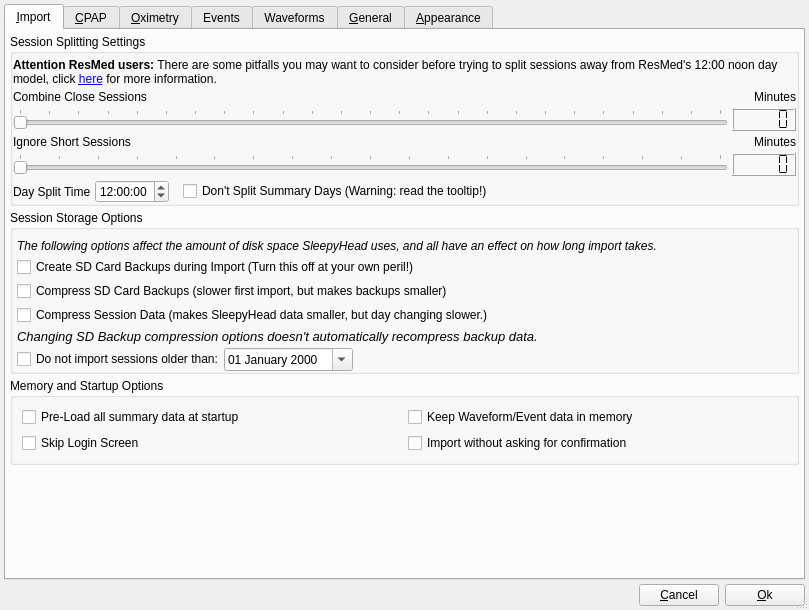
This is sleepyhead/preferencesdialog.ui in sbonaime/sleepyhead-code. as Qt 5 draws it before an edit. The edited form follows.
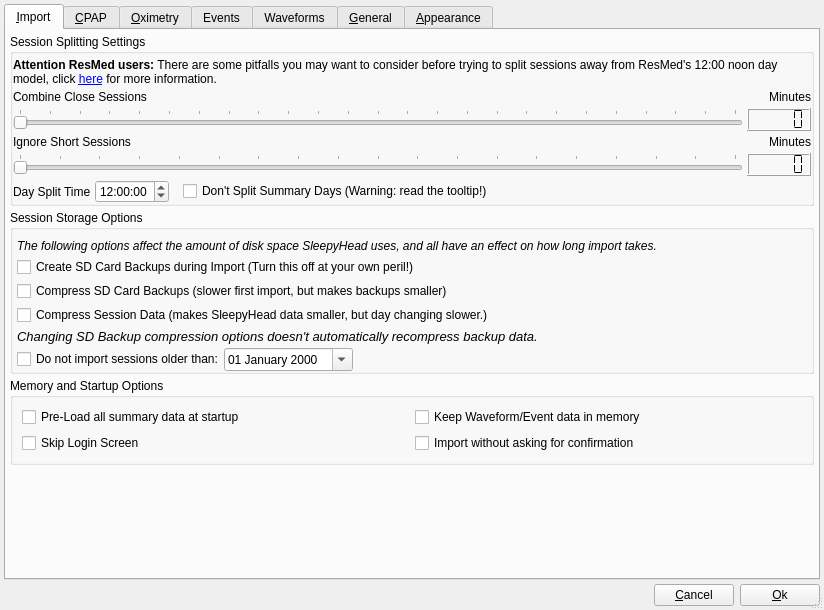
This is the edited form. The open tabs and pages were chosen to show the change. Icons and pictures are not drawn.

```diff
--- a/sleepyhead/preferencesdialog.ui
+++ b/sleepyhead/preferencesdialog.ui
@@ -9,7 +9,7 @@
    <rect>
     <x>0</x>
     <y>0</y>
-    <width>809</width>
+    <width>824</width>
     <height>610</height>
    </rect>
   </property>
```
Left out of the diff: 2 changed lines with no effect on the pictures.
